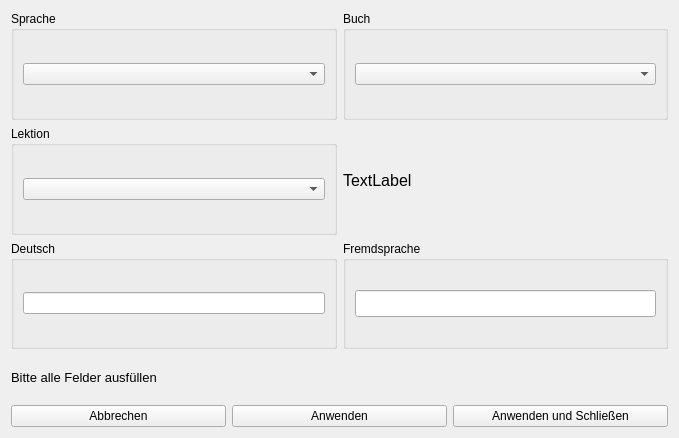
Above: UIs/WindowVokabelAnlegen.ui from JPaehr/VokabelTrainer before the change. Below: the same form after it.
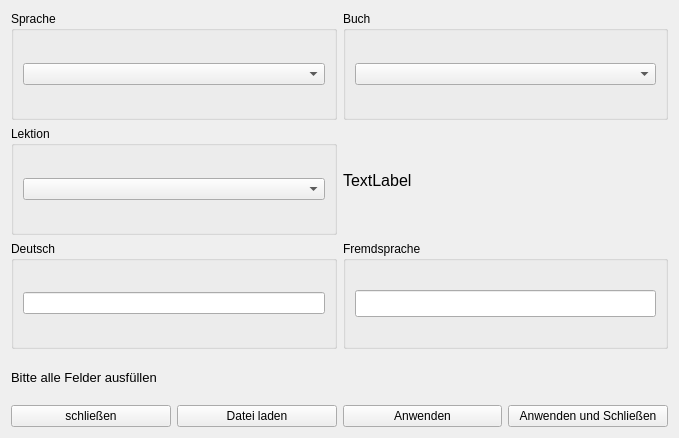
That is the form after the change.

```diff
--- a/UIs/WindowVokabelAnlegen.ui
+++ b/UIs/WindowVokabelAnlegen.ui
@@ -123,7 +123,14 @@
        <item>
         <widget class="QPushButton" name="btnAbbrechen">
          <property name="text">
-          <string>Abbrechen</string>
+          <string>schließen</string>
+         </property>
+        </widget>
+       </item>
+       <item>
+        <widget class="QPushButton" name="pBFile">
+         <property name="text">
+          <string>Datei laden</string>
          </property>
         </widget>
        </item>
```
